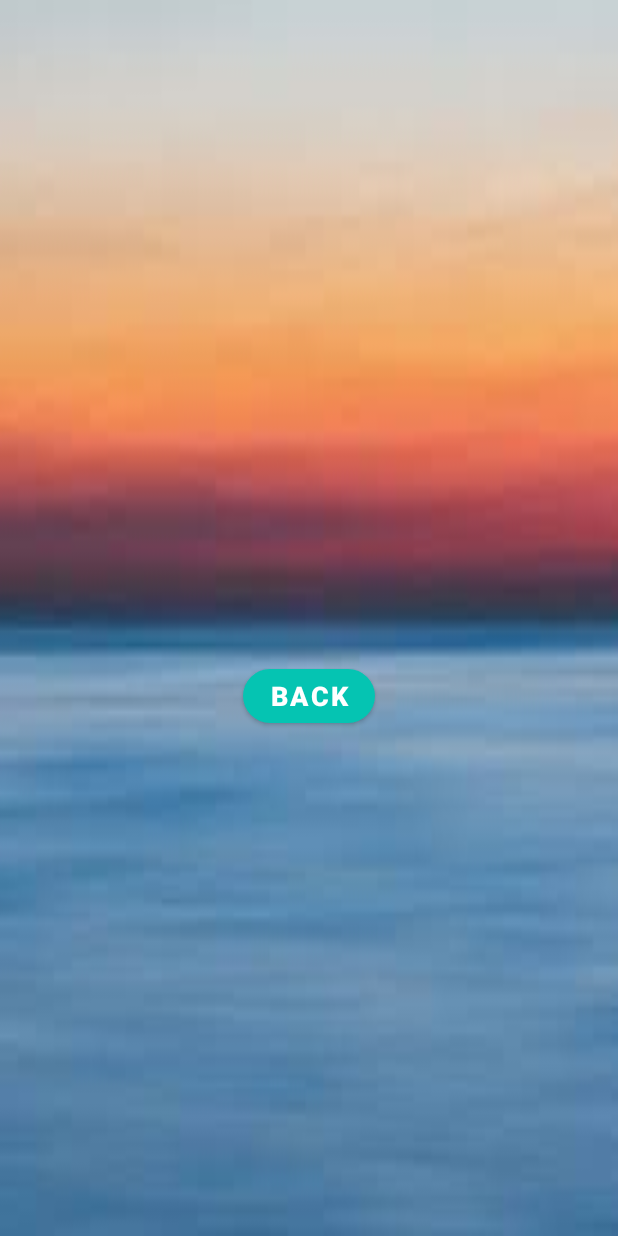
After one commit to Rahulbhalerao45/Language-club-for-beginners, an Android app: the layout activity_links.xml on its own in the app's theme, with its tools: preview values and no code run, on a phone screen of 412 x 824 dp. The commit adds this screen. Run offline under Robolectric (Android 15) with nearby library versions, the phone set to English and light mode, and no system bars.

Commit message:
Initial Commit

```diff
--- a/app/src/main/AndroidManifest.xml
+++ b/app/src/main/AndroidManifest.xml
@@ -19,6 +19,9 @@
         android:supportsRtl="true"
         android:theme="@style/Theme.MAJORPROJECT"
         tools:targetApi="31">
+        <activity
+            android:name=".Links"
+            android:exported="false" />
         <activity
             android:name=".Ranking"
             android:exported="false" />
--- /dev/null
+++ b/app/src/main/res/layout/activity_links.xml
@@ -0,0 +1,46 @@
+<?xml version="1.0" encoding="utf-8"?>
+<LinearLayout xmlns:android="http://schemas.android.com/apk/res/android"
+    xmlns:app="http://schemas.android.com/apk/res-auto"
+    xmlns:tools="http://schemas.android.com/tools"
+    android:layout_width="match_parent"
+    android:layout_height="match_parent"
+    android:orientation="vertical"
+    android:gravity="center"
+    tools:context=".Ranking"
+    android:background="@drawable/background6">
+
+
+    <TextView
+        android:id="@+id/linkTextView"
+        android:layout_width="wrap_content"
+        android:layout_height="wrap_content"
+        android:textColor="@color/black"
+        android:textStyle="bold"
+        android:layout_gravity="center"
+        android:layout_marginLeft="30dp"
+        android:layout_marginRight="30dp"
+        android:textSize="25dp" />
+
+    <TextView
+        android:id="@+id/linkTextView1"
+        android:layout_marginTop="25dp"
+        android:layout_width="wrap_content"
+        android:layout_height="wrap_content"
+        android:textColor="@color/black"
+        android:textStyle="bold"
+        android:textSize="25dp" />
+
+    <Button
+        android:id="@+id/backkk"
+        android:layout_width="wrap_content"
+        android:layout_height="wrap_content"
+        android:layout_gravity="center"
+        android:layout_marginTop="10dp"
+        android:text="Back"
+        android:textStyle="bold"
+        android:textSize="18sp"
+        app:cornerRadius="20dp" />
+
+
+
+</LinearLayout>
```
Also changed, not shown: app/src/main/java/com/example/majorproject/Links.java (added, +182 -0 lines), app/src/main/java/com/example/majorproject/Profile.java (+18 -1 lines), app/src/main/java/com/example/majorproject/Ranking.java (+7 -0 lines), app/src/main/res/layout/activity_profile.xml (+13 -0 lines).
